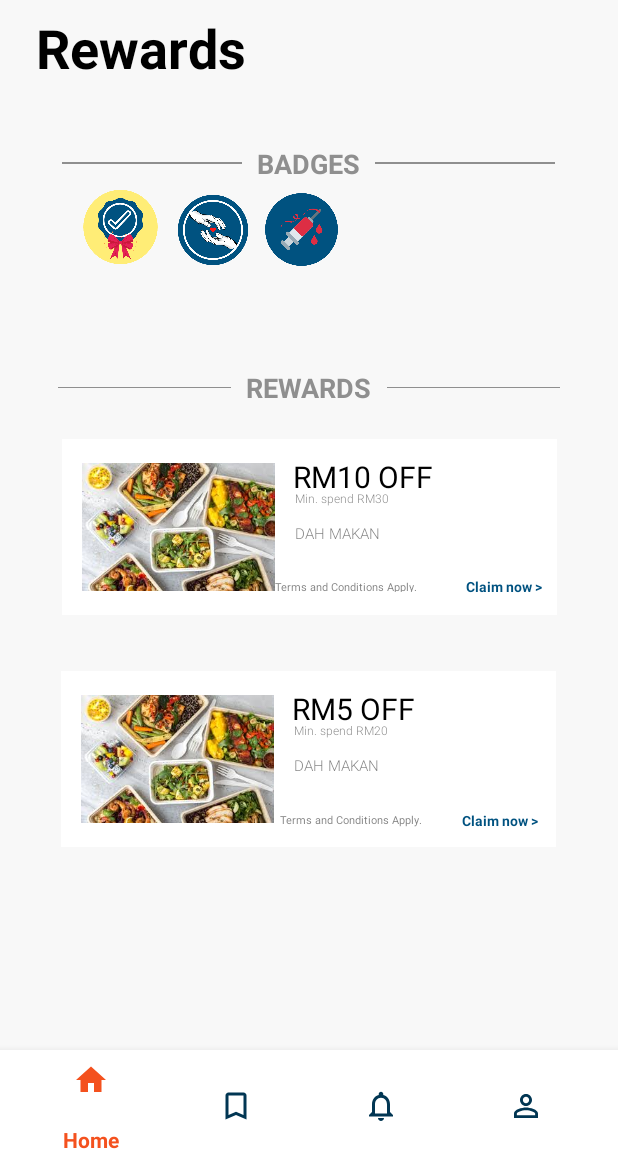
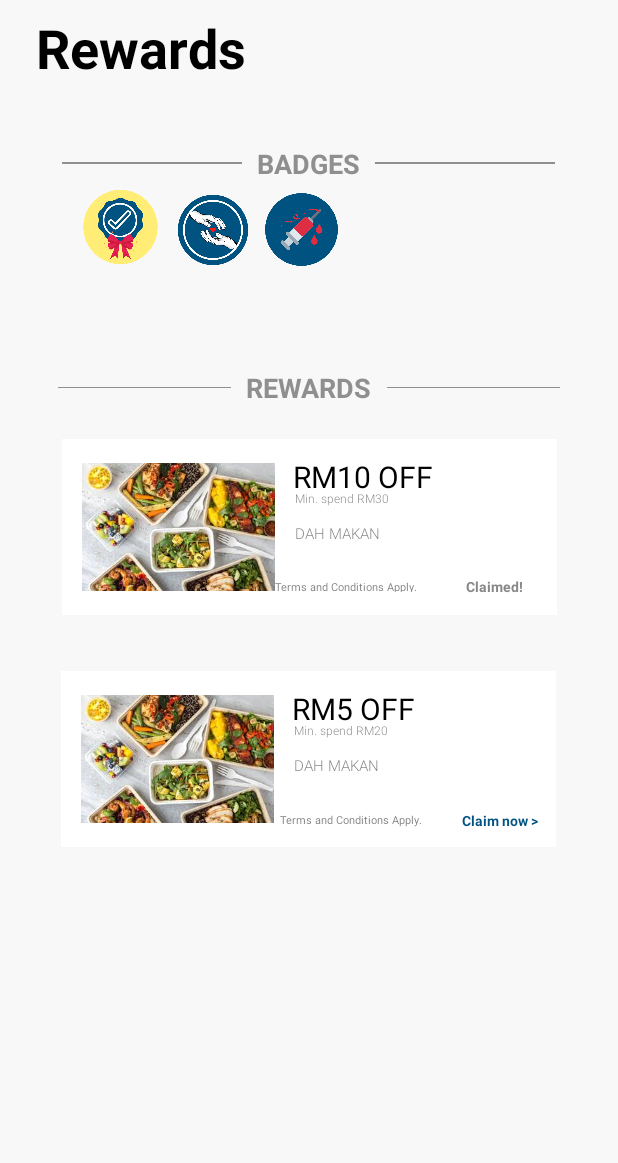
Before and after one commit to sbrnmrzk/volunteering-app, an Android app: the activity_rewards_page screen opened directly, with no data from a screen before it, after a tap on "Claim now >", on a phone screen of 412 x 824 dp, the part 73-1236 px from its top. Run offline under Robolectric (Android 15) with nearby library versions, the phone set to English and light mode, and no system bars; Roboto replaces fonts that are not available here.

Commit message:
rewardspage

```diff
--- a/app/src/main/java/com/example/volunteeringapp/activity_rewards_page.java
+++ b/app/src/main/java/com/example/volunteeringapp/activity_rewards_page.java
@@ -18,6 +18,7 @@ public class activity_rewards_page extends AppCompatActivity implements View.OnC
     TextView claimNow1, claimNow2;
     ImageView badge1, badge2, badge3;
 
+
     @Override
     protected void onCreate(Bundle savedInstanceState) {
         super.onCreate(savedInstanceState);
@@ -36,18 +37,18 @@ public class activity_rewards_page extends AppCompatActivity implements View.OnC
 
     public void onClick(View v){
 
-        if(v==claimNow1) {
-            //TextView claimNow1 = (TextView)findViewById(R.id.TV_R1ClaimBtn);
+        //if(v.equals(claimNow1)){
+            TextView claimNow1 = (TextView)findViewById(R.id.TV_R1ClaimBtn);
 
             claimNow1.setText("Claimed!");
             claimNow1.setTextColor(Color.GRAY);
-        }
-
-        if (v==claimNow2) {
-            //TextView claimNow2 = (TextView)findViewById(R.id.TV_R2ClaimBtn);
+        //}
+        /**if (v.equals(claimNow2)){
+            TextView claimNow2 = (TextView)findViewById(R.id.TV_R2ClaimBtn);
 
             claimNow2.setText("Claimed!");
             claimNow2.setTextColor(Color.GRAY);
-        }
-    }
+        }*/
+
 }
+}
--- a/app/src/main/res/layout/activity_rewards_page.xml
+++ b/app/src/main/res/layout/activity_rewards_page.xml
@@ -303,7 +303,7 @@
             android:layout_marginBottom="12dp"
             android:text="Claim now >"
             android:clickable="true"
-            android:onClick="perform_action"
+            android:onClick="onClick"
             android:textColor="#005280"
             android:textSize="9sp"
             android:textStyle="bold" />
@@ -436,7 +436,7 @@
             android:layout_marginBottom="11dp"
             android:text="Claim now >"
             android:clickable="true"
-            android:onClick="perform_action"
+            android:onClick="onClick"
             android:textColor="#005280"
             android:textSize="9sp"
             android:textStyle="bold" />
@@ -457,31 +457,5 @@
 
     </RelativeLayout>
 
-    <com.google.android.material.bottomnavigation.BottomNavigationView
-        android:id="@+id/bottomNavigationView"
-        android:layout_width="match_parent"
-        android:layout_height="75dp"
-        android:background="#FFFFFF"
-        app:itemIconTint="@drawable/navbar_color"
-        app:itemTextColor="@drawable/navbar_color"
-        app:layout_constraintBottom_toBottomOf="parent"
-        app:layout_constraintEnd_toEndOf="parent"
-        app:layout_constraintHorizontal_bias="0.5"
-        app:layout_constraintStart_toStartOf="parent"
-        app:menu="@menu/bottom_navigation_menu" />
-
-    <FrameLayout
-        android:id="@+id/frameFragment"
-        android:layout_width="395dp"
-        android:layout_height="0dp"
-        android:layout_marginBottom="3dp"
-        app:layout_constraintBottom_toTopOf="@+id/bottomNavigationView"
-        app:layout_constraintEnd_toEndOf="parent"
-        app:layout_constraintStart_toStartOf="parent"
-        app:layout_constraintTop_toBottomOf="@+id/toolbar"
-        app:layout_constraintVertical_bias="1.0">
-
-    </FrameLayout>
-
 
 </androidx.constraintlayout.widget.ConstraintLayout>
```
